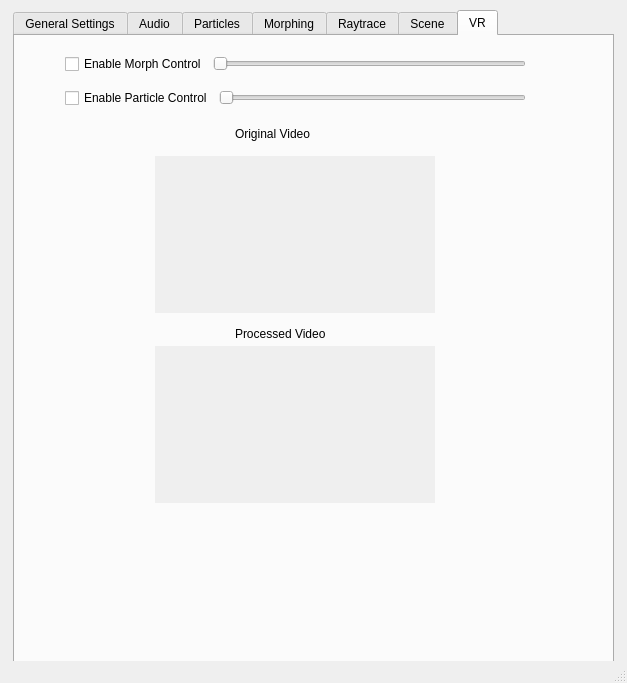
Old version of the form src/Qt/mainwindow.ui in the repository UMLComputerGraphics/GraphicsProject.
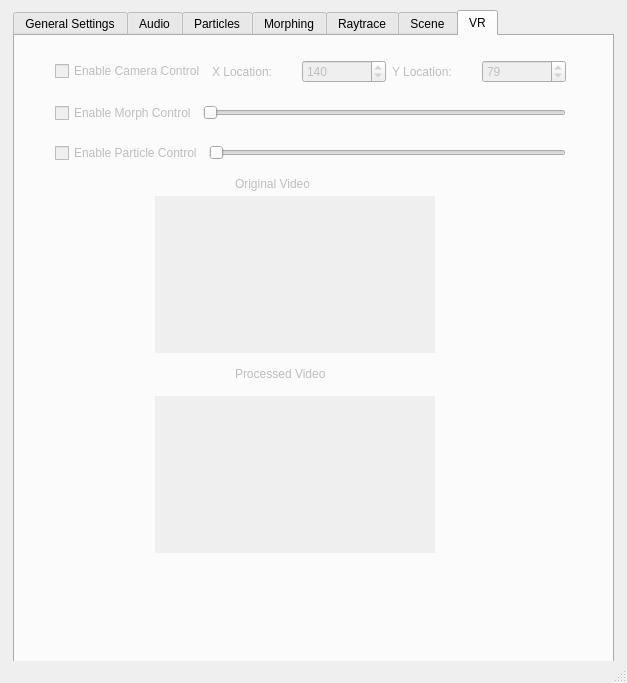
New version of the form. The open tabs and pages were chosen to show the change.

Commit message: Tied VR red ball detection location to camera movements in first and last third for horizontal and vertical position to control left/right up/down of camera when enabled. This is as VR as we're going to get without actual opencv dev. Sorry, I tried my best to pick it up.

```diff
--- a/src/Qt/mainwindow.ui
+++ b/src/Qt/mainwindow.ui
@@ -18,6 +18,9 @@
   </property>
   <widget class="QWidget" name="centralwidget">
    <widget class="QTabWidget" name="tabWidget">
+    <property name="enabled">
+     <bool>true</bool>
+    </property>
     <property name="geometry">
      <rect>
       <x>13</x>
@@ -1493,25 +1496,76 @@
      </widget>
     </widget>
     <widget class="QWidget" name="VRTab">
+     <property name="enabled">
+      <bool>false</bool>
+     </property>
      <attribute name="title">
       <string>VR</string>
      </attribute>
      <widget class="QWidget" name="verticalLayoutWidget_2">
       <property name="geometry">
        <rect>
-        <x>50</x>
+        <x>40</x>
         <y>10</y>
-        <width>461</width>
-        <height>70</height>
+        <width>511</width>
+        <height>131</height>
        </rect>
       </property>
       <layout class="QVBoxLayout" name="verticalLayout_6">
+       <item>
+        <layout class="QHBoxLayout" name="horizontalLayout">
+         <item>
+          <widget class="QCheckBox" name="VRCameraEnabler">
+           <property name="text">
+            <string>Enable Camera Control</string>
+           </property>
+          </widget>
+         </item>
+         <item>
+          <widget class="QLabel" name="label_11">
+           <property name="text">
+            <string>X Location:</string>
+           </property>
+          </widget>
+         </item>
+         <item>
+          <widget class="QSpinBox" name="VRXLocation">
+           <property name="minimum">
+            <number>0</number>
+           </property>
+           <property name="maximum">
+            <number>280</number>
+           </property>
+           <property name="value">
+            <number>140</number>
+           </property>
+          </widget>
+         </item>
+         <item>
+          <widget class="QLabel" name="label_12">
+           <property name="text">
+            <string>Y Location:</string>
+           </property>
+          </widget>
+         </item>
+         <item>
+          <widget class="QSpinBox" name="VRYLocation">
+           <property name="maximum">
+            <number>157</number>
+           </property>
+           <property name="value">
+            <number>79</number>
+           </property>
+          </widget>
+         </item>
+        </layout>
+       </item>
        <item>
         <layout class="QHBoxLayout" name="horizontalLayout_4">
          <item>
           <widget class="QCheckBox" name="vrMorphControl">
            <property name="enabled">
-            <bool>true</bool>
+            <bool>false</bool>
            </property>
            <property name="text">
             <string>Enable Morph Control</string>
@@ -1557,7 +1611,7 @@
       <property name="geometry">
        <rect>
         <x>140</x>
-        <y>310</y>
+        <y>360</y>
         <width>280</width>
         <height>157</height>
        </rect>
@@ -1573,7 +1627,7 @@
       <property name="geometry">
        <rect>
         <x>140</x>
-        <y>120</y>
+        <y>160</y>
         <width>280</width>
         <height>157</height>
        </rect>
@@ -1589,7 +1643,7 @@
       <property name="geometry">
        <rect>
         <x>220</x>
-        <y>90</y>
+        <y>140</y>
         <width>101</width>
         <height>16</height>
        </rect>
@@ -1602,7 +1656,7 @@
       <property name="geometry">
        <rect>
         <x>220</x>
-        <y>290</y>
+        <y>330</y>
         <width>111</width>
         <height>16</height>
        </rect>
```
The commit also changes 6 other files.
